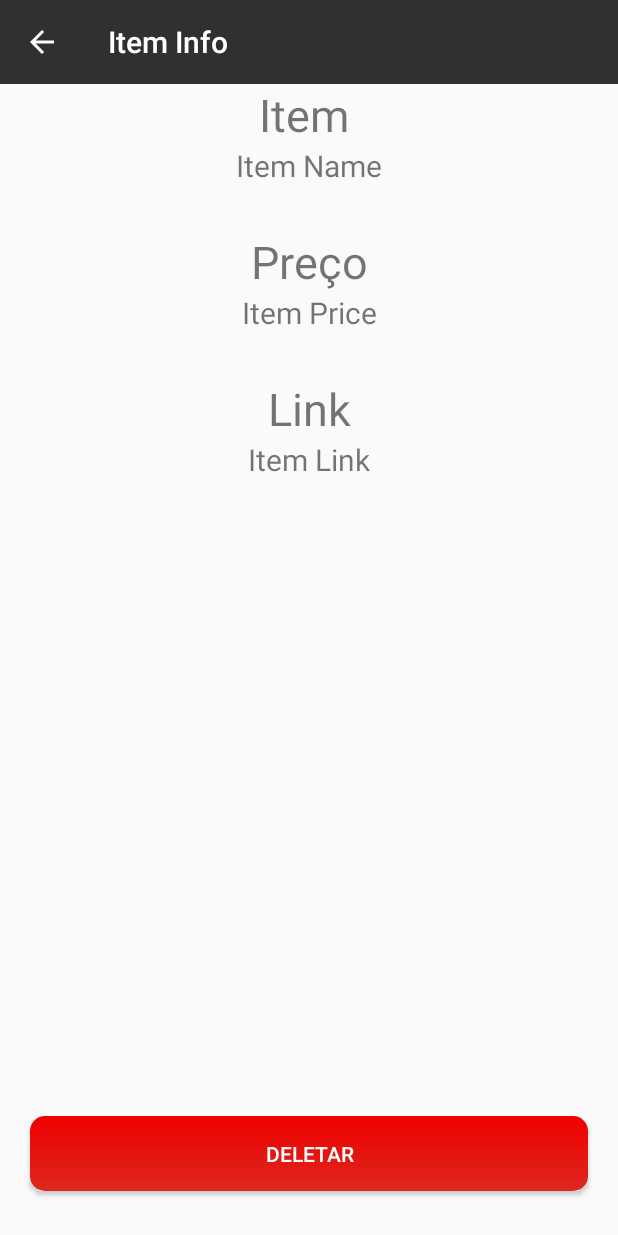
After one commit to rodrigoosoares/Lista, an Android app: the ItemInfoActivity screen opened directly, with no data from a screen before it, on a phone screen of 412 x 824 dp. The commit adds this screen. Run offline under Robolectric (Android 15) with nearby library versions, the phone set to English and light mode, and no system bars; 4 statements that could not run were skipped.

Commit message:
Added link on Item, created ItemInfoActivity

```diff
--- a/app/src/main/AndroidManifest.xml
+++ b/app/src/main/AndroidManifest.xml
@@ -11,11 +11,13 @@
             android:supportsRtl="true"
             android:theme="@style/AppTheme"
             tools:ignore="GoogleAppIndexingWarning">
+        <activity android:name=".activities.ItemInfoActivity">
+        </activity>
         <activity android:name=".activities.AddItemActivity">
         </activity>
         <activity
                 android:name=".activities.ConfiguracoesActivity"
-                android:label="@string/title_activity_configuracoes">
+                android:label="@string/text_menu_configuration">
         </activity>
         <activity android:name=".activities.EditListActivity">
         </activity>
--- /dev/null
+++ b/app/src/main/java/com/rodrigo/soares/lista/activities/ItemInfoActivity.kt
@@ -0,0 +1,42 @@
+package com.rodrigo.soares.lista.activities
+
+import android.support.v7.app.AppCompatActivity
+import android.os.Bundle
+import android.support.v4.content.res.ResourcesCompat
+import android.view.MenuItem
+import com.rodrigo.soares.lista.R
+import com.rodrigo.soares.lista.models.Item
+import kotlinx.android.synthetic.main.activity_item_info.*
+import kotlinx.android.synthetic.main.toolbar_layout.*
+import java.text.NumberFormat
+import java.util.*
+
+class ItemInfoActivity : AppCompatActivity() {
+
+    private val SELECTED_ITEM_EXTRA = "selectedItem"
+
+    override fun onCreate(savedInstanceState: Bundle?) {
+        super.onCreate(savedInstanceState)
+
+        setUp()
+    }
+
+    override fun onOptionsItemSelected(item: MenuItem?): Boolean {
+        onBackPressed()
+        return true
+    }
+
+    private fun setUp(){
+        setContentView(R.layout.activity_item_info)
+        setSupportActionBar(toolbar)
+        supportActionBar!!.setDisplayHomeAsUpEnabled(true)
+        supportActionBar!!.setDisplayShowHomeEnabled(true)
+        supportActionBar!!.title = "Item Info"
+        window.statusBarColor = ResourcesCompat.getColor(resources, R.color.colorDark, null)
+
+        val selectedItem = intent.getSerializableExtra(SELECTED_ITEM_EXTRA) as Item
+        tvItemInfoName.text = selectedItem.title
+        tvItemInfoPrice.text = NumberFormat.getCurrencyInstance(Locale("pt", "BR")).format(selectedItem.price)
+        tvItemInfoLink.text = selectedItem.link
+    }
+}
--- a/app/src/main/java/com/rodrigo/soares/lista/activities/MainPageActivity.kt
+++ b/app/src/main/java/com/rodrigo/soares/lista/activities/MainPageActivity.kt
@@ -18,7 +18,6 @@ import com.rodrigo.soares.lista.presenters.MainPagePresenter
 import kotlinx.android.synthetic.main.activity_main.*
 import kotlinx.android.synthetic.main.toolbar_layout.*
 import com.rodrigo.soares.lista.R
-
 
 class MainPageActivity : AppCompatActivity() {
 
@@ -93,7 +92,7 @@ class MainPageActivity : AppCompatActivity() {
     fun updateLists(){
         lists.clear()
         lists.addAll(mPresenter!!.getAllLists(listDao!!).sortedBy { it.position })
-        tvIncome.text = mPresenter!!.setUpIncomeText(lists)
+        tvSpending.text = mPresenter!!.setUpIncomeText(lists)
         mAdapter?.notifyDataSetChanged()
     }
 
--- a/app/src/main/java/com/rodrigo/soares/lista/activities/SelectedListActivity.kt
+++ b/app/src/main/java/com/rodrigo/soares/lista/activities/SelectedListActivity.kt
@@ -92,6 +92,7 @@ class SelectedListActivity : AppCompatActivity() {
         supportActionBar?.title = selectedList?.titulo
         items.addAll(mPresenter!!.getAllItems(itemDao!!, selectedList!!))
         mPresenter!!.setUpDragNDropRecyclerView(mAdapter!!)
+        mPresenter!!.setListNameTitle(selectedList!!)
 
         fabAddItem.setOnClickListener {
             mPresenter?.toAddItemPage()
@@ -101,6 +102,8 @@ class SelectedListActivity : AppCompatActivity() {
     fun getItemDao() = itemDao!!
 
     fun getSelectedList() = selectedList!!
+
+    fun getPresenter() = mPresenter!!
 
     fun attListItems(){
         items.clear()
--- a/app/src/main/java/com/rodrigo/soares/lista/fragments/AddListDialogFragment.kt
+++ b/app/src/main/java/com/rodrigo/soares/lista/fragments/AddListDialogFragment.kt
@@ -25,7 +25,7 @@ class AddListDialogFragment : DialogFragment() {
             activity?.setTheme(R.style.AppTheme)
         val builder = AlertDialog.Builder(context)
         val inflater = activity?.layoutInflater
-        val layout = inflater?.inflate(R.layout.fragment_custom_dialog, null)
+        val layout = inflater?.inflate(R.layout.fragment_dialog_create_list, null)
         builder.setView(layout)
         val btnCreateList = layout?.findViewById<Button>(R.id.btnCreateList)
         val spColors = layout?.findViewById<Spinner>(R.id.spColors)
--- a/app/src/main/java/com/rodrigo/soares/lista/models/Item.kt
+++ b/app/src/main/java/com/rodrigo/soares/lista/models/Item.kt
@@ -3,11 +3,11 @@ package com.rodrigo.soares.lista.models
 import android.provider.BaseColumns
 import java.io.Serializable
 
-class Item (internal var title: String, var price: Double, var idLista: Int?, var position: Int): Serializable, BaseColumns {
+class Item (internal var title: String, var price: Double, var idLista: Int?, var link: String, var position: Int): Serializable, BaseColumns {
 
     var id: Int? = null
 
-    constructor(id: Int, title: String, price: Double, idLista: Int?, position: Int): this(title, price, idLista, position){
+    constructor(id: Int, title: String, price: Double, idLista: Int?, link: String, position: Int): this(title, price, idLista, link, position){
         this.id = id
     }
 
@@ -16,7 +16,7 @@ class Item (internal var title: String, var price: Double, var idLista: Int?, va
     companion object {
 
         val CREATE_TABLE_ITEM_QUERY =
-            "CREATE TABLE Item (" + BaseColumns._ID + " INTEGER PRIMARY KEY, Titulo TEXT, Preco REAL, IdLista INTEGER, Position INTEGER)"
+            "CREATE TABLE Item (" + BaseColumns._ID + " INTEGER PRIMARY KEY, Titulo TEXT, Preco REAL, IdLista INTEGER, Link TEXT, Position INTEGER)"
         val DROP_TABLE_ITEM_QUERY = "DROP TABLE IF EXISTS Item"
     }
 }
--- a/app/src/main/java/com/rodrigo/soares/lista/presenters/AddItemPresenter.kt
+++ b/app/src/main/java/com/rodrigo/soares/lista/presenters/AddItemPresenter.kt
@@ -11,7 +11,11 @@ class AddItemPresenter(val activity: AddItemActivity) {
 
     fun saveItem(connection: DBConnection, selectedList: Lista){
         val itemDao = ItemDAO(connection)
-        itemDao.save(Item(activity.etItemName.text.toString(), activity.etItemPrice.text.toString().toDouble(), selectedList.id, itemDao.getQtByIdLista(selectedList.id!!)))
+        itemDao.save(Item(activity.etItemName.text.toString(),
+                          activity.etItemPrice.text.toString().toDouble(),
+                          selectedList.id,
+                          activity.etItemLink.text.toString(),
+                          itemDao.getQtByIdLista(selectedList.id!!)))
         activity.finish()
     }
 }
--- /dev/null
+++ b/app/src/main/res/drawable/button_delete_gradient.xml
@@ -0,0 +1,9 @@
+<?xml version="1.0" encoding="utf-8"?>
+<shape xmlns:android="http://schemas.android.com/apk/res/android">
+    <gradient android:startColor="#dc281e"
+              android:endColor="#f00000"
+              android:angle="90"
+    />
+
+    <corners android:radius="10dp"/>
+</shape>
--- a/app/src/main/res/drawable/spending_info_background.xml
+++ b/app/src/main/res/drawable/spending_info_background.xml
@@ -1,5 +1,5 @@
 <?xml version="1.0" encoding="utf-8"?>
 <shape xmlns:android="http://schemas.android.com/apk/res/android" android:shape="rectangle">
     <solid android:color="@android:color/white"/>
-    <corners android:radius="20dp"/>
+    <corners android:radius="15dp"/>
 </shape>
--- /dev/null
+++ b/app/src/main/res/layout/activity_item_info.xml
@@ -0,0 +1,86 @@
+<?xml version="1.0" encoding="utf-8"?>
+<android.support.constraint.ConstraintLayout
+        xmlns:android="http://schemas.android.com/apk/res/android"
+        xmlns:tools="http://schemas.android.com/tools"
+        xmlns:app="http://schemas.android.com/apk/res-auto"
+        android:layout_width="match_parent"
+        android:layout_height="match_parent"
+        tools:context=".activities.ItemInfoActivity">
+
+
+    <include layout="@layout/toolbar_layout"
+             app:layout_constraintStart_toStartOf="parent"/>
+
+    <TextView android:id="@+id/tvItemInfoNameTitle"
+              android:layout_width="wrap_content"
+              android:layout_height="wrap_content"
+              app:layout_constraintTop_toBottomOf="@+id/toolbar"
+              app:layout_constraintStart_toStartOf="parent"
+              app:layout_constraintEnd_toEndOf="parent"
+              android:textSize="30sp"
+              android:text="Item "/>
+
+    <TextView android:id="@+id/tvItemInfoName"
+              android:layout_width="wrap_content"
+              android:layout_height="wrap_content"
+              app:layout_constraintTop_toBottomOf="@id/tvItemInfoNameTitle"
+              app:layout_constraintStart_toStartOf="parent"
+              app:layout_constraintEnd_toEndOf="parent"
+              android:textSize="20sp"
+              android:text="Item Name"/>
+
+    <TextView android:id="@+id/tvItemInfoPriceTitle"
+              android:layout_width="wrap_content"
+              android:layout_height="wrap_content"
+              app:layout_constraintTop_toBottomOf="@+id/tvItemInfoName"
+              app:layout_constraintStart_toStartOf="parent"
+              app:layout_constraintEnd_toEndOf="parent"
+              android:layout_marginTop="30dp"
+              android:textSize="30sp"
+              android:text="Preço"/>
+
+    <TextView android:id="@+id/tvItemInfoPrice"
+              android:layout_width="wrap_content"
+              android:layout_height="wrap_content"
+              app:layout_constraintTop_toBottomOf="@id/tvItemInfoPriceTitle"
+              app:layout_constraintStart_toStartOf="parent"
+              app:layout_constraintEnd_toEndOf="parent"
+              android:textSize="20sp"
+              android:text="Item Price"/>
+
+    <TextView android:id="@+id/tvItemInfoLinkTitle"
+              android:layout_width="wrap_content"
+              android:layout_height="wrap_content"
+              app:layout_constraintTop_toBottomOf="@+id/tvItemInfoPrice"
+              app:layout_constraintStart_toStartOf="parent"
+              app:layout_constraintEnd_toEndOf="parent"
+              android:layout_marginTop="30dp"
+              android:textSize="30sp"
+              android:text="Link"/>
+
+    <TextView android:id="@+id/tvItemInfoLink"
+              android:layout_width="wrap_content"
+              android:layout_height="wrap_content"
+              app:layout_constraintTop_toBottomOf="@id/tvItemInfoLinkTitle"
+              app:layout_constraintStart_toStartOf="parent"
+              app:layout_constraintEnd_toEndOf="parent"
+              android:textSize="20sp"
+              android:linksClickable="true"
+              android:autoLink="web"
+              android:text="Item Link"/>
+
+    <Button android:id="@+id/btnDeleteItem"
+            android:layout_width="match_parent"
+            android:layout_height="wrap_content"
+            app:layout_constraintStart_toStartOf="parent"
+            app:layout_constraintEnd_toEndOf="parent"
+            app:layout_constraintBottom_toBottomOf="parent"
+            android:layout_marginBottom="30dp"
+            android:layout_marginStart="20dp"
+            android:layout_marginEnd="20dp"
+            android:padding="15dp"
+            android:background="@drawable/button_delete_gradient"
+            android:textColor="@android:color/white"
+            android:text="Deletar"/>
+
+</android.support.constraint.ConstraintLayout>
--- a/app/src/main/res/layout/fragment_custom_dialog.xml
+++ b/app/src/main/res/layout/fragment_dialog_create_list.xml
@@ -13,7 +13,7 @@
               android:layout_height="wrap_content"
               android:layout_centerHorizontal="true"
               android:textColor="?attr/textcolor"
-              android:text="@string/criar_nova_lista_titulo"/>
+              android:text="@string/text_create_new_list_title"/>
 
     <Spinner android:id="@+id/spColors"
              android:layout_width="wrap_content"
@@ -24,7 +24,7 @@
               android:layout_width="match_parent"
               android:layout_height="wrap_content"
               android:layout_below="@id/spColors"
-              android:hint="@string/nome_da_lista_hint"/>
+              android:hint="@string/hint_list_name"/>
 
     <Button android:id="@+id/btnCreateList"
             android:layout_width="wrap_content"
--- a/app/src/main/res/layout/row_list_item_selected_list_page.xml
+++ b/app/src/main/res/layout/row_list_item_selected_list_page.xml
@@ -1,7 +1,7 @@
 <?xml version="1.0" encoding="utf-8"?>
 <android.support.constraint.ConstraintLayout xmlns:android="http://schemas.android.com/apk/res/android"
                                              android:layout_width="match_parent"
-                                             android:layout_height="50dp"
+                                             android:layout_height="70dp"
                                              xmlns:app="http://schemas.android.com/apk/res-auto"
                                              android:padding="5dp"
                                              android:layout_marginEnd="15dp"
```
Also changed, not shown: app/src/main/java/com/rodrigo/soares/lista/adapters/RecyclerViewItemsAdapter.kt (+7 -1 lines), app/src/main/java/com/rodrigo/soares/lista/dao/impl/ItemDAO.kt (+11 -6 lines), app/src/main/java/com/rodrigo/soares/lista/presenters/SelectedListPresenter.kt (+13 -0 lines), app/src/main/res/layout/activity_add_item.xml (+16 -12 lines), app/src/main/res/layout/activity_main.xml (+5 -6 lines), app/src/main/res/layout/activity_selected_list.xml (+3 -12 lines), app/src/main/res/layout/row_list_main_page_v2.xml (deleted, +0 -53 lines), app/src/main/res/values/strings.xml (+14 -7 lines).
